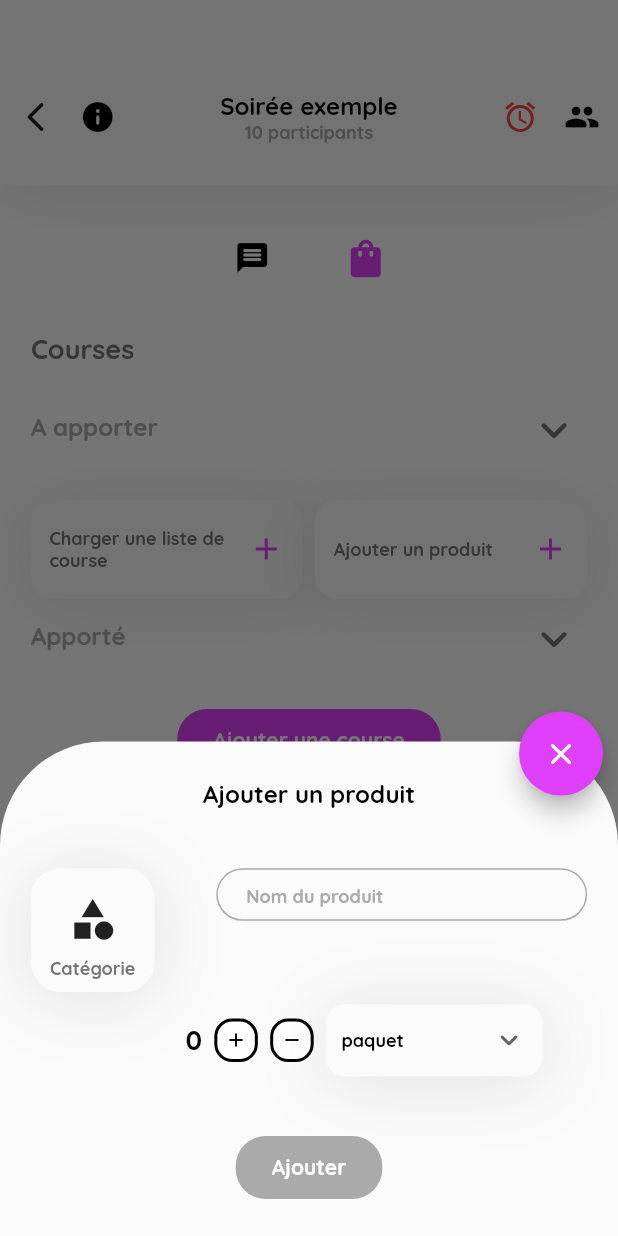
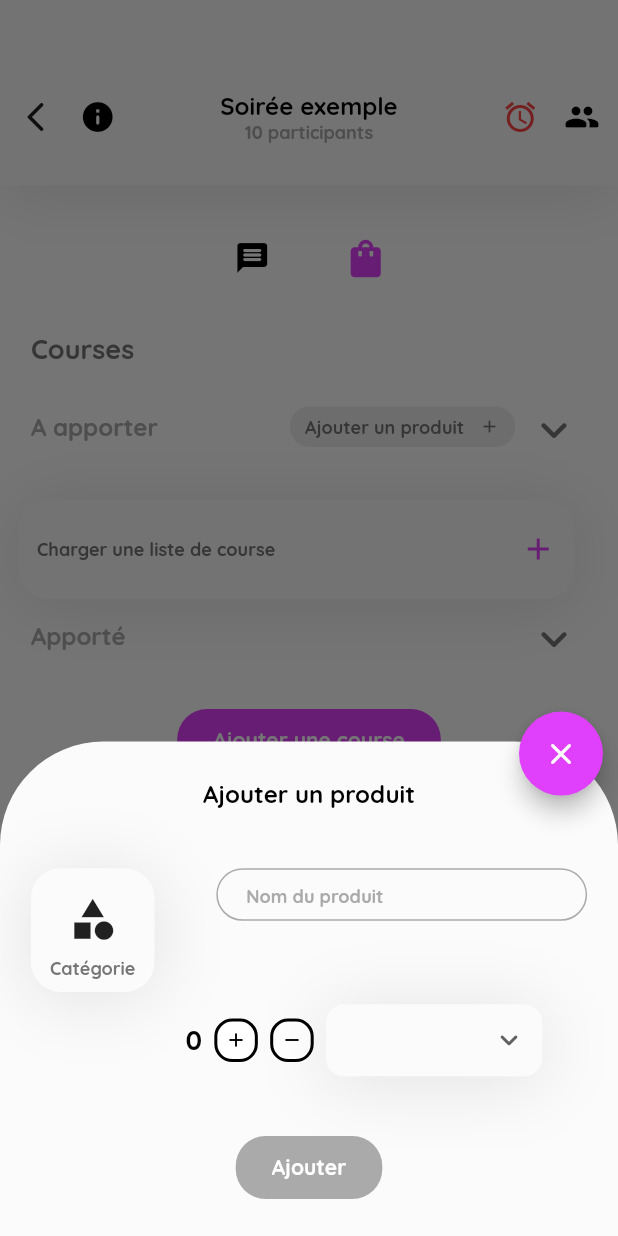
Before and after one commit to Louisp78/Fevly, a Flutter app: the ShoppingScreen screen opened by its route, after a tap on "Ajouter un produit", on a phone screen of 412 x 824 dp. Run offline on Flutter 3.47's test engine with Material 2 defaults, Android fonts, the phone set to English and light mode, and no system bars; drawn by our look-alikes of auto_size_text; our stand-ins replace flutter_svg, google_fonts.

Commit message:
screen shopping modification

```diff
--- a/fevly/lib/screens/shopping/components/add_and_load_shopping.dart
+++ b/fevly/lib/screens/shopping/components/add_and_load_shopping.dart
@@ -4,28 +4,28 @@ import 'package:flutter/cupertino.dart';
 import 'package:flutter/material.dart';
 import 'package:google_fonts/google_fonts.dart';
 
-import 'custom_bottom_sheet_product_list.dart';
-
 class AddAndLoadShopping extends StatelessWidget {
-  const AddAndLoadShopping({Key? key,}) : super(key: key);
+  const AddAndLoadShopping({
+    Key? key,
+  }) : super(key: key);
 
   @override
   Widget build(BuildContext context) {
-        final Size size = MediaQuery.of(context).size;
+    final Size size = MediaQuery.of(context).size;
     final TextTheme textTheme =
         GoogleFonts.quicksandTextTheme(Theme.of(context).textTheme);
     return Padding(
-      padding: EdgeInsets.symmetric(horizontal: size.width * 0.05),
+      padding: EdgeInsets.symmetric(horizontal: size.width * 0.03),
       child: Row(
         mainAxisAlignment: MainAxisAlignment.spaceBetween,
         children: [
           Container(
-            width: size.width * 0.44,
+            width: size.width * 0.9,
             height: size.height * 0.08,
             decoration: BoxDecoration(
               color: kSurfaceLightColor,
               boxShadow: [kShadowBase],
-              borderRadius: BorderRadius.circular(15),
+              borderRadius: BorderRadius.circular(20),
             ),
             child: Padding(
               padding: EdgeInsets.symmetric(horizontal: size.width * 0.03),
@@ -36,8 +36,9 @@ class AddAndLoadShopping extends StatelessWidget {
                     child: Text(
                       "Charger une liste de course",
                       maxLines: 2,
-                      style: textTheme.headline5?.copyWith(color: kDarkerTextColor),
-                      ),
+                      style: textTheme.headline5
+                          ?.copyWith(color: kDarkerTextColor),
+                    ),
                   ),
                   const Icon(
                     Icons.add,
@@ -47,44 +48,6 @@ class AddAndLoadShopping extends StatelessWidget {
               ),
             ),
           ),
-          InkWell(
-            onTap: () => showModalBottomSheet(
-                context: context,
-                backgroundColor: Colors.transparent,
-                builder: (BuildContext context) {
-                  return const CustomBottomSheetProductList(
-                    title: "Ajouter un produit",
-                  );
-                }),
-            child: Container(
-              width: size.width * 0.44,
-              height: size.height * 0.08,
-              decoration: BoxDecoration(
-                color: kSurfaceLightColor,
-                boxShadow: [kShadowBase],
-                borderRadius: BorderRadius.circular(15),
-              ),
-              child: Padding(
-                padding: EdgeInsets.symmetric(horizontal: size.width * 0.03),
-                child: Row(
-                  mainAxisAlignment: MainAxisAlignment.spaceBetween,
-                  children: [
-                    Flexible(
-                      child: Text(
-                        "Ajouter un produit",
-                        maxLines: 2,
-                        style: textTheme.headline5?.copyWith(color: kDarkerTextColor),
-                        ),
-                    ),
-                    const Icon(
-                      Icons.add,
-                      color: kPrimaryColor,
-                    ),
-                  ],
-                ),
-              ),
-            ),
-          ),
         ],
       ),
     );
--- a/fevly/lib/screens/shopping/components/body.dart
+++ b/fevly/lib/screens/shopping/components/body.dart
@@ -94,8 +94,9 @@ class Body extends StatelessWidget {
                 ),
                 SizedBox(height: size.height * 0.02),
                 DropList(
+                  isButton: true,
                   title: "A apporter",
-                  iconData: Icons.group_add_rounded,
+                  iconData: Icons.add_rounded,
                   listWidget: List.generate(productList1.length, (index) {
                     final Product productList = productList1[index];
                     return ListTileItem(
@@ -106,11 +107,10 @@ class Body extends StatelessWidget {
                         leading: CustomCircleAvatar(
                             radius: 20,
                             icon: SizedBox(
-                            height: 20 *  (32 / 25),
-                            width: 20 *  (32 / 25),
-                            child: SvgPicture.asset("assets/drink/mojito.svg")
-                            )
-                        ),
+                                height: 20 * (32 / 25),
+                                width: 20 * (32 / 25),
+                                child: SvgPicture.asset(
+                                    "assets/drink/mojito.svg"))),
                         press: () {});
                   }),
                   addItemPress: () => showModalBottomSheet(
@@ -118,7 +118,7 @@ class Body extends StatelessWidget {
                       backgroundColor: Colors.transparent,
                       builder: (BuildContext context) {
                         return const CustomBottomSheetProductList(
-                          title: "Ajouter une liste de courses",
+                          title: "Ajouter un produit",
                         );
                       }),
                 ),
@@ -126,7 +126,7 @@ class Body extends StatelessWidget {
                 SizedBox(height: size.height * 0.001),
                 DropList(
                   title: "Apporté",
-                  iconData: Icons.group_add_rounded,
+                  iconData: Icons.add_rounded,
                   listWidget: List.generate(productList1.length, (index) {
                     final Product productList = productList1[index];
                     return ListTileItem2(
@@ -137,11 +137,10 @@ class Body extends StatelessWidget {
                         leading: CustomCircleAvatar(
                             radius: 20,
                             icon: SizedBox(
-                            height: 20 *  (32 / 25),
-                            width: 20 *  (32 / 25),
-                            child: SvgPicture.asset("assets/drink/mojito.svg")
-                            )
-                        ),
+                                height: 20 * (32 / 25),
+                                width: 20 * (32 / 25),
+                                child: SvgPicture.asset(
+                                    "assets/drink/mojito.svg"))),
                         suffix: const CustomCircleAvatar(
                           radius: 20,
                         ),
--- a/fevly/lib/screens/shopping/components/custom_bottom_sheet_product_list.dart
+++ b/fevly/lib/screens/shopping/components/custom_bottom_sheet_product_list.dart
@@ -79,7 +79,8 @@ class CustomBottomSheetProductList extends StatelessWidget {
                             borderRadius: BorderRadius.circular(20),
                           ),
                           child: Padding(
-                            padding: EdgeInsets.symmetric(vertical: size.width * 0.02),
+                            padding: EdgeInsets.symmetric(
+                                vertical: size.width * 0.02),
                             child: Column(
                               mainAxisAlignment: MainAxisAlignment.spaceBetween,
                               children: [
@@ -90,7 +91,8 @@ class CustomBottomSheetProductList extends StatelessWidget {
                                 ),
                                 Text(
                                   "Catégorie",
-                                  style: textTheme.headline5?.copyWith(color: kDarkerTextColor),
+                                  style: textTheme.headline5
+                                      ?.copyWith(color: kDarkerTextColor),
                                 ),
                               ],
                             ),
@@ -106,7 +108,8 @@ class CustomBottomSheetProductList extends StatelessWidget {
                         width: size.width * 0.6,
                         height: 35,
                         decoration: basicInputDecoration(
-                            hintStyle: kBottomSheetHintStyle(textTheme: textTheme),
+                            hintStyle:
+                                kBottomSheetHintStyle(textTheme: textTheme),
                             hintText: "Nom du produit"),
                       ),
                     ],
@@ -115,8 +118,7 @@ class CustomBottomSheetProductList extends StatelessWidget {
                 SizedBox(
                   height: size.height * 0.01,
                 ),
-                Row(
-                  children: [
+                Row(children: [
                   SizedBox(
                     width: size.width * 0.25,
                   ),
@@ -134,7 +136,9 @@ class CustomBottomSheetProductList extends StatelessWidget {
                   ),
                   SizedBox(width: size.width * 0.02),
                   CustomIconButton(
-                      press: () => modelViewShopping.count == 0 ? {} : modelViewShopping.count -= 1,
+                    press: () => modelViewShopping.count == 0
+                        ? {}
+                        : modelViewShopping.count -= 1,
                     icon: Icons.remove_rounded,
                     size: const CustomIconButtonSize.small(),
                     circle: false,
@@ -149,14 +153,15 @@ class CustomBottomSheetProductList extends StatelessWidget {
                         color: kSurfaceLightColor,
                         boxShadow: [kShadowBase]),
                     child: DropdownButton<QuantityUnit>(
-                        value: QuantityUnit.paquet,
+                      value: QuantityUnit.none,
                       hint: SizedBox(
                         width: size.width * 0.3 - 24,
                         child: Row(
                           mainAxisAlignment: MainAxisAlignment.spaceBetween,
                           children: [
                             AutoSizeText(
-                                cast<QuantityUnit>(modelViewShopping.isCategorySelected)
+                              cast<QuantityUnit>(
+                                      modelViewShopping.isCategorySelected)
                                   .toString(),
                               maxLines: 1,
                               style: textTheme.headline5,
@@ -172,31 +177,29 @@ class CustomBottomSheetProductList extends StatelessWidget {
                         height: 0,
                       ),
                       onChanged: (QuantityUnit? newValue) {
-                          modelViewShopping.isCategorySelected = newValue.toString();
+                        modelViewShopping.isCategorySelected =
+                            newValue.toString();
                       },
-                        items: [
-                          ...QuantityUnit.values,
-                          null
-                        ].map<DropdownMenuItem<QuantityUnit>>((QuantityUnit? list) {
+                      items: [...QuantityUnit.values, null]
+                          .map<DropdownMenuItem<QuantityUnit>>(
+                              (QuantityUnit? list) {
                         return DropdownMenuItem<QuantityUnit>(
                           value: list,
                           child: Text(
-                                list != null ? list.name : "Dupliquer",
-                                style: list == null
-                                    ? textTheme.headline5
-                                        ?.copyWith(color: kPrimaryColor)
-                                    : null),
+                            list == null ? "None" : list.name,
+                          ),
                         );
                       }).toList(),
                     ),
                   ),
-                  ]
-                ),
+                ]),
                 const Spacer(),
                 CustomTextButton(
                   press: () {},
                   text: "Ajouter",
-                  isActive: modelViewShopping.count != 0 && modelViewShopping.textField != "" && modelViewShopping.isCategorySelected != "",
+                  isActive: modelViewShopping.count != 0 &&
+                      modelViewShopping.textField != "" &&
+                      modelViewShopping.isCategorySelected != "",
                 ),
               ],
             ),
--- a/fevly/lib/screens/shopping/components/custom_header_drop_list.dart
+++ b/fevly/lib/screens/shopping/components/custom_header_drop_list.dart
@@ -1,6 +1,7 @@
 import 'package:auto_size_text/auto_size_text.dart';
+import 'package:fevly/components/custom_text_button.dart';
+import 'package:fevly/view_models/dropdown_model_view.dart';
 import 'package:fevly/styles/colors.dart';
-import 'package:fevly/view_models/dropdown_model_view.dart';
 import 'package:flutter/material.dart';
 import 'package:google_fonts/google_fonts.dart';
 
@@ -9,14 +10,17 @@ class CustomHeaderDropList extends StatelessWidget {
     Key? key,
     required this.title,
     required this.press,
+    required this.button,
     required this.listLen,
-    required this.dropdown,
+    required this.myListsModelView,
+    dropdown,
   }) : super(key: key);
 
   final String title;
   final GestureTapCallback press;
+  final CustomTextButton? button;
   final int listLen;
-  final DropDownModelView dropdown;
+  final DropDownModelView myListsModelView;
 
   @override
   Widget build(BuildContext context) {
@@ -30,7 +34,7 @@ class CustomHeaderDropList extends StatelessWidget {
         children: [
           Expanded(
             child: AutoSizeText(
-              title,
+              "$title",
               style: textTheme.headline3?.copyWith(color: kTextColor),
               maxLines: 1,
             ),
@@ -42,10 +46,11 @@ class CustomHeaderDropList extends StatelessWidget {
             mainAxisAlignment: MainAxisAlignment.center,
             mainAxisSize: MainAxisSize.min,
             children: [
+              if (button != null) button!,
               IconButton(
                 onPressed: press,
                 icon: Icon(
-                  dropdown.isExpanded
+                  myListsModelView.isExpanded
                       ? Icons.expand_less_rounded
                       : Icons.expand_more_rounded,
                   size: 36,
--- a/fevly/lib/screens/shopping/components/drop_list.dart
+++ b/fevly/lib/screens/shopping/components/drop_list.dart
@@ -1,4 +1,6 @@
+import 'package:fevly/components/custom_text_button.dart';
 import 'package:fevly/view_models/dropdown_model_view.dart';
+import 'package:fevly/styles/colors.dart';
 import 'package:flutter/material.dart';
 import 'package:provider/provider.dart';
 import 'custom_header_drop_list.dart';
@@ -10,12 +12,14 @@ class DropList extends StatelessWidget {
     required this.iconData,
     required this.listWidget,
     required this.addItemPress,
+    this.isButton = false,
   }) : super(key: key);
 
   final String title;
   final IconData iconData;
   final List<Widget> listWidget;
   final GestureTapCallback addItemPress;
+  final bool isButton;
 
   @override
   Widget build(BuildContext context) {
@@ -23,23 +27,39 @@ class DropList extends StatelessWidget {
     return ChangeNotifierProvider(
       create: (context) => DropDownModelView(),
       child: Consumer<DropDownModelView>(
-        builder: (context, dropdown, child) => Column(
+        builder: (context, myListsModelView, child) => Column(
           children: [
             CustomHeaderDropList(
-              dropdown: dropdown,
+              myListsModelView: myListsModelView,
               title: title,
-              press: () => dropdown.isExpanded = !dropdown.isExpanded,
+              press: () =>
+                  myListsModelView.isExpanded = !myListsModelView.isExpanded,
               listLen: listWidget.length,
+              button: isButton
+                  ? CustomTextButton(
+                      press: addItemPress,
+                      text: "Ajouter un produit",
+                      buttonSize: const CustomTextButtonSize.small(),
+                      suffixIcon: Icon(
+                        iconData,
+                        color: kDarkerTextColor,
+                        size: 14,
+                      ),
+                      backgroundColor: kSurfaceColor,
+                      textColor: kDarkerTextColor,
+                    )
+                  : null,
+              dropdown: null,
             ),
             SizedBox(
               height: size.height * 0.03,
             ),
-            if (dropdown.isExpanded)
+            if (myListsModelView.isExpanded)
               SingleChildScrollView(
                 child: Column(
-                    children: listWidget,
+                  children: listWidget,
                 ),
-            ),
+              ),
           ],
         ),
       ),
```
Lines whose indentation alone changed are shown as unchanged.
